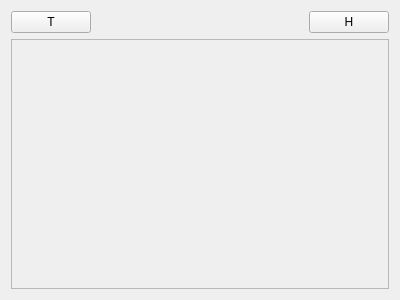
LotusAndCompany/devtools, file gui/contents_area.ui: the form before one commit.
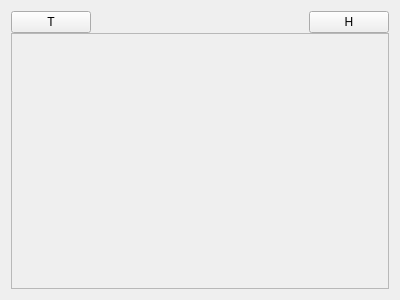
The form after the commit.

Commit message: Implement contents switching

What changed in the file:
```diff
--- a/gui/contents_area.ui
+++ b/gui/contents_area.ui
@@ -14,6 +14,9 @@
    <string/>
   </property>
   <layout class="QVBoxLayout" name="verticalLayout">
+   <property name="spacing">
+    <number>0</number>
+   </property>
    <item>
     <layout class="QHBoxLayout" name="horizontalLayout">
      <item>
@@ -59,6 +62,26 @@
      <property name="frameShadow">
       <enum>QFrame::Raised</enum>
      </property>
+     <property name="lineWidth">
+      <number>1</number>
+     </property>
+     <property name="midLineWidth">
+      <number>0</number>
+     </property>
+     <layout class="QVBoxLayout" name="contentsAreaLayout">
+      <property name="leftMargin">
+       <number>0</number>
+      </property>
+      <property name="topMargin">
+       <number>0</number>
+      </property>
+      <property name="rightMargin">
+       <number>0</number>
+      </property>
+      <property name="bottomMargin">
+       <number>0</number>
+      </property>
+     </layout>
     </widget>
    </item>
   </layout>
```
The commit also changes 6 other files.
